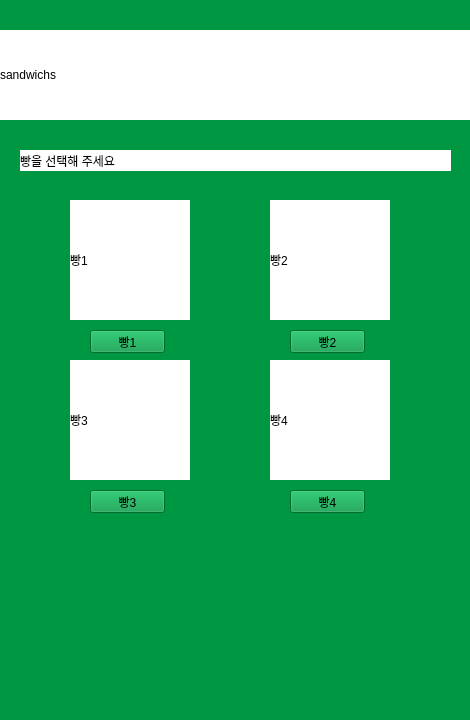
Before: the Qt Designer form sandwich_bread.ui in annual-salary-investigation/sandwich, drawn with Qt 5.
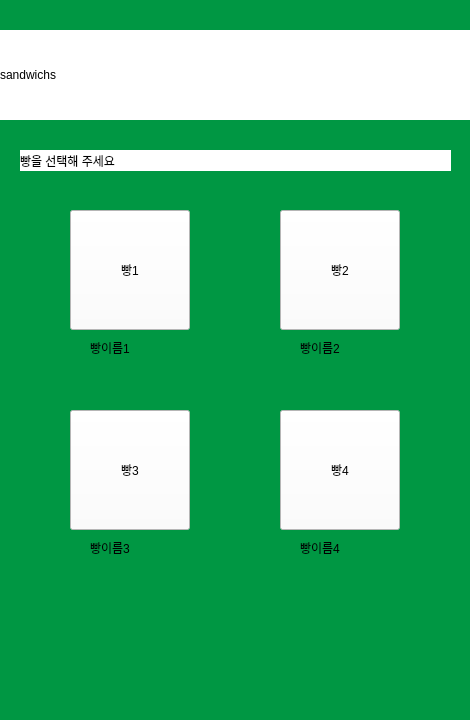
After: the same form once the commit is applied.

Diff of the .ui file:
```diff
--- a/sandwich_bread.ui
+++ b/sandwich_bread.ui
@@ -56,94 +56,6 @@
     <string>sandwichs</string>
    </property>
   </widget>
-  <widget class="QLabel" name="bimg1">
-   <property name="geometry">
-    <rect>
-     <x>70</x>
-     <y>200</y>
-     <width>120</width>
-     <height>120</height>
-    </rect>
-   </property>
-   <property name="minimumSize">
-    <size>
-     <width>120</width>
-     <height>120</height>
-    </size>
-   </property>
-   <property name="styleSheet">
-    <string notr="true">background: rgb(255, 255, 255);</string>
-   </property>
-   <property name="text">
-    <string>빵1</string>
-   </property>
-  </widget>
-  <widget class="QLabel" name="bimg2">
-   <property name="geometry">
-    <rect>
-     <x>270</x>
-     <y>200</y>
-     <width>120</width>
-     <height>120</height>
-    </rect>
-   </property>
-   <property name="minimumSize">
-    <size>
-     <width>120</width>
-     <height>120</height>
-    </size>
-   </property>
-   <property name="styleSheet">
-    <string notr="true">background: rgb(255, 255, 255);</string>
-   </property>
-   <property name="text">
-    <string>빵2</string>
-   </property>
-  </widget>
-  <widget class="QLabel" name="bimg3">
-   <property name="geometry">
-    <rect>
-     <x>70</x>
-     <y>360</y>
-     <width>120</width>
-     <height>120</height>
-    </rect>
-   </property>
-   <property name="minimumSize">
-    <size>
-     <width>120</width>
-     <height>120</height>
-    </size>
-   </property>
-   <property name="styleSheet">
-    <string notr="true">background: rgb(255, 255, 255);</string>
-   </property>
-   <property name="text">
-    <string>빵3</string>
-   </property>
-  </widget>
-  <widget class="QLabel" name="bimg4">
-   <property name="geometry">
-    <rect>
-     <x>270</x>
-     <y>360</y>
-     <width>120</width>
-     <height>120</height>
-    </rect>
-   </property>
-   <property name="minimumSize">
-    <size>
-     <width>120</width>
-     <height>120</height>
-    </size>
-   </property>
-   <property name="styleSheet">
-    <string notr="true">background: rgb(255, 255, 255);</string>
-   </property>
-   <property name="text">
-    <string>빵4</string>
-   </property>
-  </widget>
   <widget class="QLabel" name="bmenubar">
    <property name="geometry">
     <rect>
@@ -163,12 +75,27 @@
   <widget class="QPushButton" name="btnbread1">
    <property name="geometry">
     <rect>
-     <x>90</x>
-     <y>330</y>
-     <width>75</width>
-     <height>23</height>
+     <x>70</x>
+     <y>210</y>
+     <width>120</width>
+     <height>120</height>
     </rect>
    </property>
+   <property name="minimumSize">
+    <size>
+     <width>120</width>
+     <height>120</height>
+    </size>
+   </property>
+   <property name="maximumSize">
+    <size>
+     <width>120</width>
+     <height>120</height>
+    </size>
+   </property>
+   <property name="styleSheet">
+    <string notr="true">background: rgb(255, 255, 255);</string>
+   </property>
    <property name="text">
     <string>빵1</string>
    </property>
@@ -176,12 +103,27 @@
   <widget class="QPushButton" name="btnbread2">
    <property name="geometry">
     <rect>
-     <x>290</x>
-     <y>330</y>
-     <width>75</width>
-     <height>23</height>
+     <x>280</x>
+     <y>210</y>
+     <width>120</width>
+     <height>120</height>
     </rect>
    </property>
+   <property name="minimumSize">
+    <size>
+     <width>120</width>
+     <height>120</height>
+    </size>
+   </property>
+   <property name="maximumSize">
+    <size>
+     <width>120</width>
+     <height>120</height>
+    </size>
+   </property>
+   <property name="styleSheet">
+    <string notr="true">background: rgb(255, 255, 255);</string>
+   </property>
    <property name="text">
     <string>빵2</string>
    </property>
@@ -189,12 +131,27 @@
   <widget class="QPushButton" name="btnbread3">
    <property name="geometry">
     <rect>
-     <x>90</x>
-     <y>490</y>
-     <width>75</width>
-     <height>23</height>
+     <x>70</x>
+     <y>410</y>
+     <width>120</width>
+     <height>120</height>
     </rect>
    </property>
+   <property name="minimumSize">
+    <size>
+     <width>120</width>
+     <height>120</height>
+    </size>
+   </property>
+   <property name="maximumSize">
+    <size>
+     <width>120</width>
+     <height>120</height>
+    </size>
+   </property>
+   <property name="styleSheet">
+    <string notr="true">background: rgb(255, 255, 255);</string>
+   </property>
    <property name="text">
     <string>빵3</string>
    </property>
@@ -202,16 +159,83 @@
   <widget class="QPushButton" name="btnbread4">
    <property name="geometry">
     <rect>
-     <x>290</x>
-     <y>490</y>
-     <width>75</width>
-     <height>23</height>
+     <x>280</x>
+     <y>410</y>
+     <width>120</width>
+     <height>120</height>
     </rect>
    </property>
+   <property name="minimumSize">
+    <size>
+     <width>120</width>
+     <height>120</height>
+    </size>
+   </property>
+   <property name="maximumSize">
+    <size>
+     <width>120</width>
+     <height>120</height>
+    </size>
+   </property>
+   <property name="styleSheet">
+    <string notr="true">background: rgb(255, 255, 255);</string>
+   </property>
    <property name="text">
     <string>빵4</string>
    </property>
   </widget>
+  <widget class="QLabel" name="brdname2">
+   <property name="geometry">
+    <rect>
+     <x>300</x>
+     <y>340</y>
+     <width>81</width>
+     <height>16</height>
+    </rect>
+   </property>
+   <property name="text">
+    <string>빵이름2</string>
+   </property>
+  </widget>
+  <widget class="QLabel" name="brdname1">
+   <property name="geometry">
+    <rect>
+     <x>90</x>
+     <y>340</y>
+     <width>81</width>
+     <height>16</height>
+    </rect>
+   </property>
+   <property name="text">
+    <string>빵이름1</string>
+   </property>
+  </widget>
+  <widget class="QLabel" name="brdname3">
+   <property name="geometry">
+    <rect>
+     <x>90</x>
+     <y>540</y>
+     <width>81</width>
+     <height>16</height>
+    </rect>
+   </property>
+   <property name="text">
+    <string>빵이름3</string>
+   </property>
+  </widget>
+  <widget class="QLabel" name="brdname4">
+   <property name="geometry">
+    <rect>
+     <x>300</x>
+     <y>540</y>
+     <width>81</width>
+     <height>16</height>
+    </rect>
+   </property>
+   <property name="text">
+    <string>빵이름4</string>
+   </property>
+  </widget>
  </widget>
  <resources/>
  <connections/>
```
